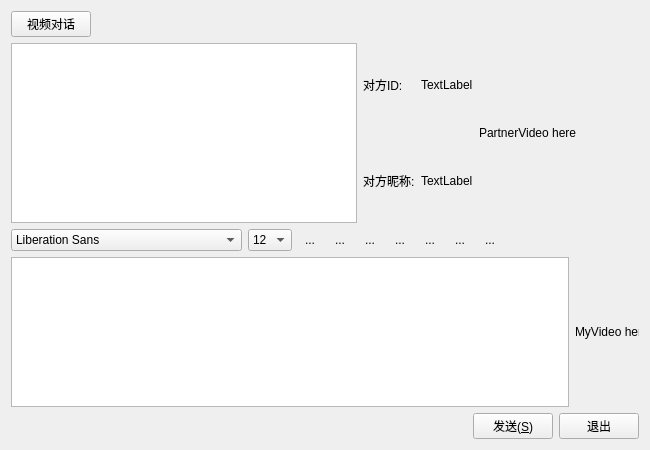
This is Client/widget_p2p.ui in Psychim/Group5Pro as Qt 5 draws it before an edit. The edited form follows.
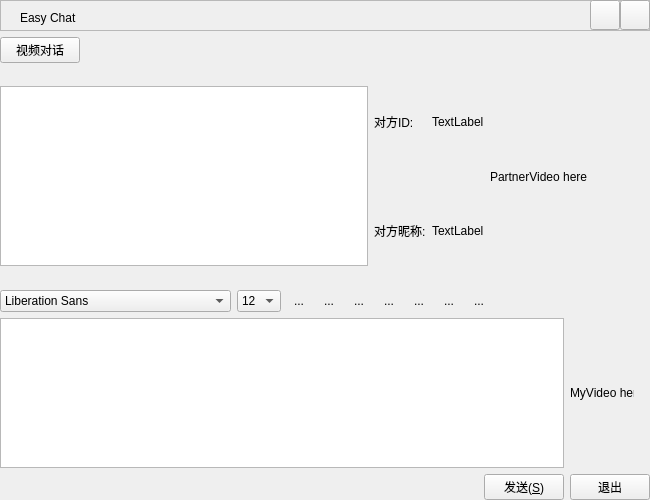
This is the edited form. Icons and pictures are not drawn. Custom widgets are drawn as their Qt base class.

```diff
--- a/Client/widget_p2p.ui
+++ b/Client/widget_p2p.ui
@@ -7,13 +7,13 @@
     <x>0</x>
     <y>0</y>
     <width>650</width>
-    <height>450</height>
+    <height>500</height>
    </rect>
   </property>
   <property name="minimumSize">
    <size>
     <width>650</width>
-    <height>450</height>
+    <height>500</height>
    </size>
   </property>
   <property name="maximumSize">
@@ -26,7 +26,111 @@
    <string>聊天窗口</string>
   </property>
   <layout class="QGridLayout" name="gridLayout">
-   <item row="1" column="0">
+   <property name="margin">
+    <number>0</number>
+   </property>
+   <item row="4" column="0" colspan="2">
+    <widget class="QTextEdit" name="messageTextEdit">
+     <property name="sizePolicy">
+      <sizepolicy hsizetype="MinimumExpanding" vsizetype="Fixed">
+       <horstretch>0</horstretch>
+       <verstretch>0</verstretch>
+      </sizepolicy>
+     </property>
+     <property name="minimumSize">
+      <size>
+       <width>0</width>
+       <height>150</height>
+      </size>
+     </property>
+     <property name="maximumSize">
+      <size>
+       <width>16777215</width>
+       <height>150</height>
+      </size>
+     </property>
+     <property name="autoFormatting">
+      <set>QTextEdit::AutoNone</set>
+     </property>
+     <property name="undoRedoEnabled">
+      <bool>false</bool>
+     </property>
+     <property name="lineWrapMode">
+      <enum>QTextEdit::WidgetWidth</enum>
+     </property>
+    </widget>
+   </item>
+   <item row="4" column="2">
+    <widget class="VideoLabel" name="MyVideo">
+     <property name="sizePolicy">
+      <sizepolicy hsizetype="Preferred" vsizetype="Preferred">
+       <horstretch>0</horstretch>
+       <verstretch>0</verstretch>
+      </sizepolicy>
+     </property>
+     <property name="minimumSize">
+      <size>
+       <width>64</width>
+       <height>48</height>
+      </size>
+     </property>
+     <property name="maximumSize">
+      <size>
+       <width>64</width>
+       <height>48</height>
+      </size>
+     </property>
+     <property name="text">
+      <string>MyVideo here</string>
+     </property>
+    </widget>
+   </item>
+   <item row="5" column="0">
+    <spacer name="horizontalSpacer_2">
+     <property name="orientation">
+      <enum>Qt::Horizontal</enum>
+     </property>
+     <property name="sizeHint" stdset="0">
+      <size>
+       <width>447</width>
+       <height>25</height>
+      </size>
+     </property>
+    </spacer>
+   </item>
+   <item row="5" column="1">
+    <widget class="QPushButton" name="sendButton">
+     <property name="sizePolicy">
+      <sizepolicy hsizetype="Fixed" vsizetype="Fixed">
+       <horstretch>0</horstretch>
+       <verstretch>0</verstretch>
+      </sizepolicy>
+     </property>
+     <property name="styleSheet">
+      <string notr="true"/>
+     </property>
+     <property name="text">
+      <string>发送(&amp;S)</string>
+     </property>
+    </widget>
+   </item>
+   <item row="5" column="2">
+    <widget class="QPushButton" name="exitButton">
+     <property name="sizePolicy">
+      <sizepolicy hsizetype="Fixed" vsizetype="Fixed">
+       <horstretch>0</horstretch>
+       <verstretch>0</verstretch>
+      </sizepolicy>
+     </property>
+     <property name="styleSheet">
+      <string notr="true"/>
+     </property>
+     <property name="text">
+      <string>退出</string>
+     </property>
+    </widget>
+   </item>
+   <item row="2" column="0" colspan="3">
     <layout class="QHBoxLayout" name="horizontalLayout">
      <item>
       <widget class="QTextBrowser" name="messageBrowser">
@@ -196,7 +300,7 @@
      </item>
     </layout>
    </item>
-   <item row="2" column="0">
+   <item row="3" column="0" colspan="3">
     <layout class="QHBoxLayout" name="horizontalLayout_2">
      <item>
       <widget class="QFontComboBox" name="fontComboBox">
@@ -482,110 +586,76 @@
      </item>
     </layout>
    </item>
-   <item row="3" column="0">
-    <layout class="QHBoxLayout" name="horizontalLayout_4">
-     <item>
-      <widget class="QTextEdit" name="messageTextEdit">
-       <property name="sizePolicy">
-        <sizepolicy hsizetype="MinimumExpanding" vsizetype="Fixed">
-         <horstretch>0</horstretch>
-         <verstretch>0</verstretch>
-        </sizepolicy>
-       </property>
-       <property name="minimumSize">
-        <size>
-         <width>0</width>
-         <height>150</height>
-        </size>
-       </property>
-       <property name="maximumSize">
-        <size>
-         <width>16777215</width>
-         <height>150</height>
-        </size>
-       </property>
-       <property name="autoFormatting">
-        <set>QTextEdit::AutoNone</set>
-       </property>
-       <property name="undoRedoEnabled">
-        <bool>false</bool>
-       </property>
-       <property name="lineWrapMode">
-        <enum>QTextEdit::WidgetWidth</enum>
-       </property>
-      </widget>
-     </item>
-     <item>
-      <widget class="VideoLabel" name="MyVideo">
-       <property name="sizePolicy">
-        <sizepolicy hsizetype="Preferred" vsizetype="Preferred">
-         <horstretch>0</horstretch>
-         <verstretch>0</verstretch>
-        </sizepolicy>
-       </property>
-       <property name="minimumSize">
-        <size>
-         <width>64</width>
-         <height>48</height>
-        </size>
-       </property>
-       <property name="maximumSize">
-        <size>
-         <width>64</width>
-         <height>48</height>
-        </size>
-       </property>
-       <property name="text">
-        <string>MyVideo here</string>
-       </property>
-      </widget>
-     </item>
-    </layout>
+   <item row="0" column="0" colspan="3">
+    <widget class="QFrame" name="frame">
+     <property name="minimumSize">
+      <size>
+       <width>650</width>
+       <height>31</height>
+      </size>
+     </property>
+     <property name="maximumSize">
+      <size>
+       <width>650</width>
+       <height>31</height>
+      </size>
+     </property>
+     <property name="frameShape">
+      <enum>QFrame::StyledPanel</enum>
+     </property>
+     <property name="frameShadow">
+      <enum>QFrame::Raised</enum>
+     </property>
+     <widget class="QLabel" name="label_3">
+      <property name="geometry">
+       <rect>
+        <x>20</x>
+        <y>10</y>
+        <width>91</width>
+        <height>16</height>
+       </rect>
+      </property>
+      <property name="text">
+       <string>Easy Chat</string>
+      </property>
+     </widget>
+     <widget class="QPushButton" name="pushButton">
+      <property name="geometry">
+       <rect>
+        <x>590</x>
+        <y>0</y>
+        <width>30</width>
+        <height>30</height>
+       </rect>
+      </property>
+      <property name="text">
+       <string/>
+      </property>
+      <property name="icon">
+       <iconset resource="IconSources.qrc">
+        <normaloff>:/new/icon/images/minmin.png</normaloff>:/new/icon/images/minmin.png</iconset>
+      </property>
+     </widget>
+     <widget class="QPushButton" name="pushButton_2">
+      <property name="geometry">
+       <rect>
+        <x>620</x>
+        <y>0</y>
+        <width>30</width>
+        <height>30</height>
+       </rect>
+      </property>
+      <property name="text">
+       <string/>
+      </property>
+      <property name="icon">
+       <iconset resource="IconSources.qrc">
+        <normaloff>:/new/icon/images/close.png</normaloff>:/new/icon/images/close.png</iconset>
+      </property>
+     </widget>
+    </widget>
    </item>
-   <item row="4" column="0">
-    <layout class="QHBoxLayout" name="horizontalLayout_3">
-     <item>
-      <spacer name="horizontalSpacer_2">
-       <property name="orientation">
-        <enum>Qt::Horizontal</enum>
-       </property>
-       <property name="sizeHint" stdset="0">
-        <size>
-         <width>40</width>
-         <height>20</height>
-        </size>
-       </property>
-      </spacer>
-     </item>
-     <item>
-      <widget class="QPushButton" name="sendButton">
-       <property name="sizePolicy">
-        <sizepolicy hsizetype="Fixed" vsizetype="Fixed">
-         <horstretch>0</horstretch>
-         <verstretch>0</verstretch>
-        </sizepolicy>
-       </property>
-       <property name="text">
-        <string>发送(&amp;S)</string>
-       </property>
-      </widget>
-     </item>
-     <item>
-      <widget class="QPushButton" name="exitButton">
-       <property name="sizePolicy">
-        <sizepolicy hsizetype="Fixed" vsizetype="Fixed">
-         <horstretch>0</horstretch>
-         <verstretch>0</verstretch>
-        </sizepolicy>
-       </property>
-       <property name="text">
-        <string>退出</string>
-       </property>
-      </widget>
-     </item>
-    </layout>
-   </item>
-   <item row="0" column="0">
+   <item row="1" column="0">
     <widget class="QPushButton" name="OpenVideoButton">
      <property name="sizePolicy">
       <sizepolicy hsizetype="Fixed" vsizetype="Fixed">
```
Left out of the diff: 7 changed lines with no effect on the pictures.
